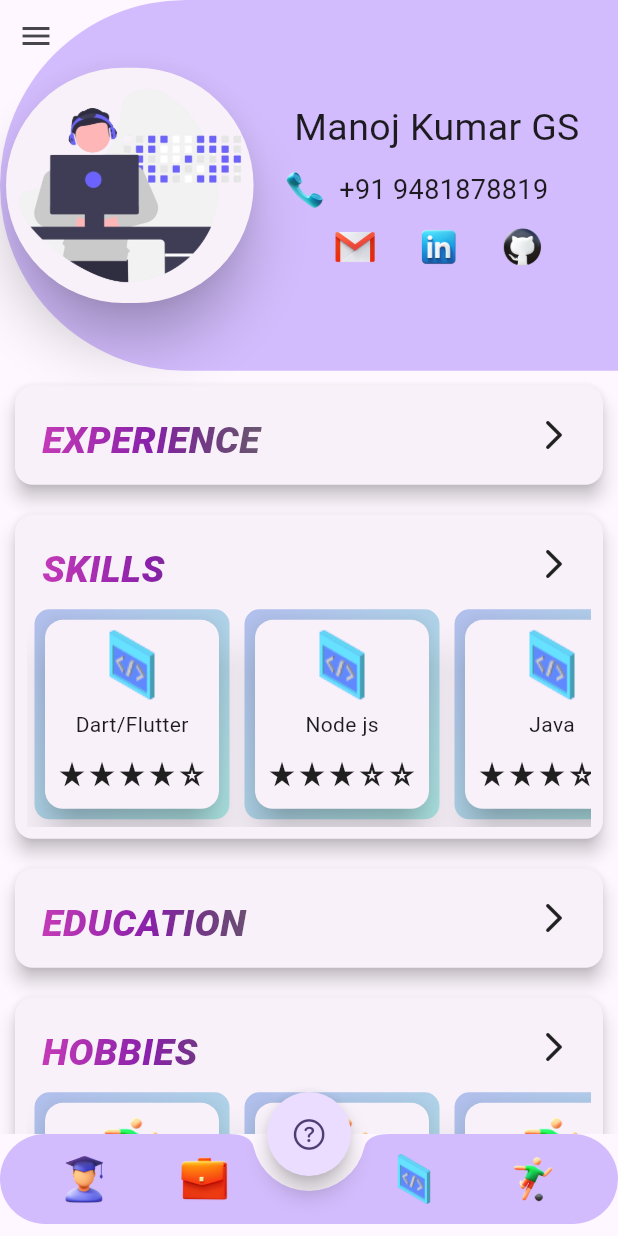
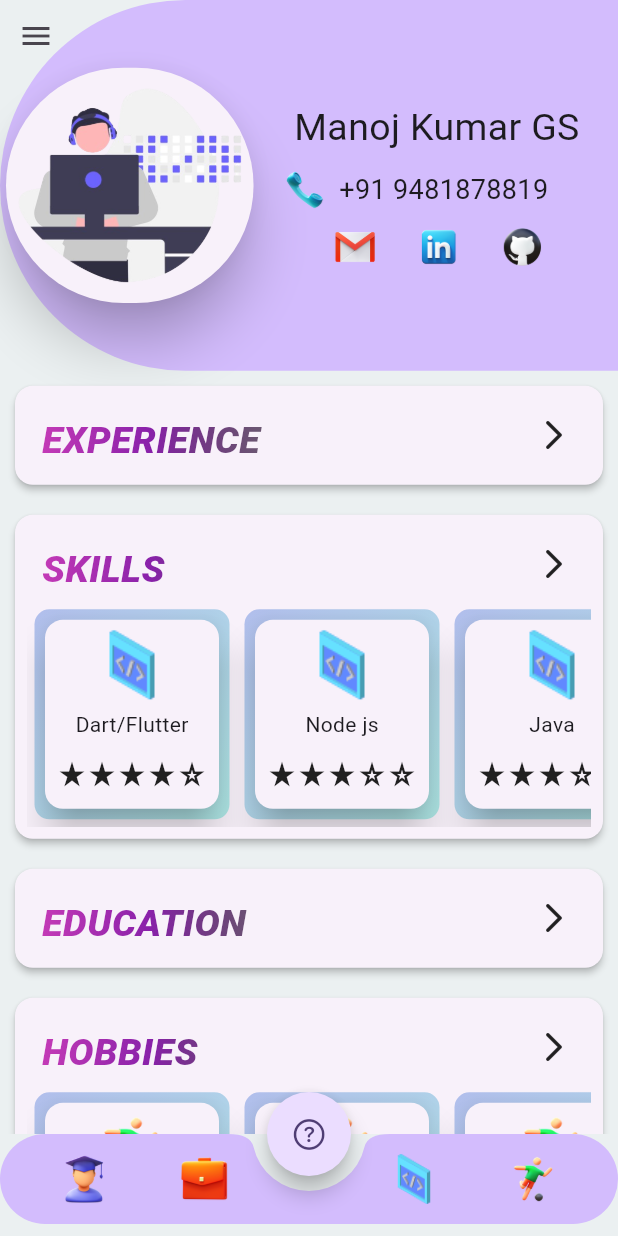
Before and after one commit to ManojKumar-GS/Portfolio, a Flutter app: the screen it shows after launch, on a phone screen of 412 x 824 dp. Run offline on Flutter 3.47's test engine with Material 3 defaults, Android fonts, the phone set to English and light mode, and no system bars.

Commit message:
background color added

```diff
--- a/lib/screens/home_screen.dart
+++ b/lib/screens/home_screen.dart
@@ -54,6 +54,7 @@ class _MyHomePageState extends State<HomeScreen> {
   Widget build(BuildContext context) {
     return SafeArea(
       child: Scaffold(
+        backgroundColor: Color(0xFFEBF0F1),
         key: _scaffoldKey,
         body: SingleChildScrollView(
           child: Stack(children: [
@@ -301,7 +302,7 @@ class _MyHomePageState extends State<HomeScreen> {
   Widget commonWidget({required String name, List? list}) {
     return Card(
       margin: const EdgeInsets.all(10),
-      elevation: 5,
+      elevation: 2,
       child: Padding(
         padding: const EdgeInsets.all(8.0),
         child: Column(
```
